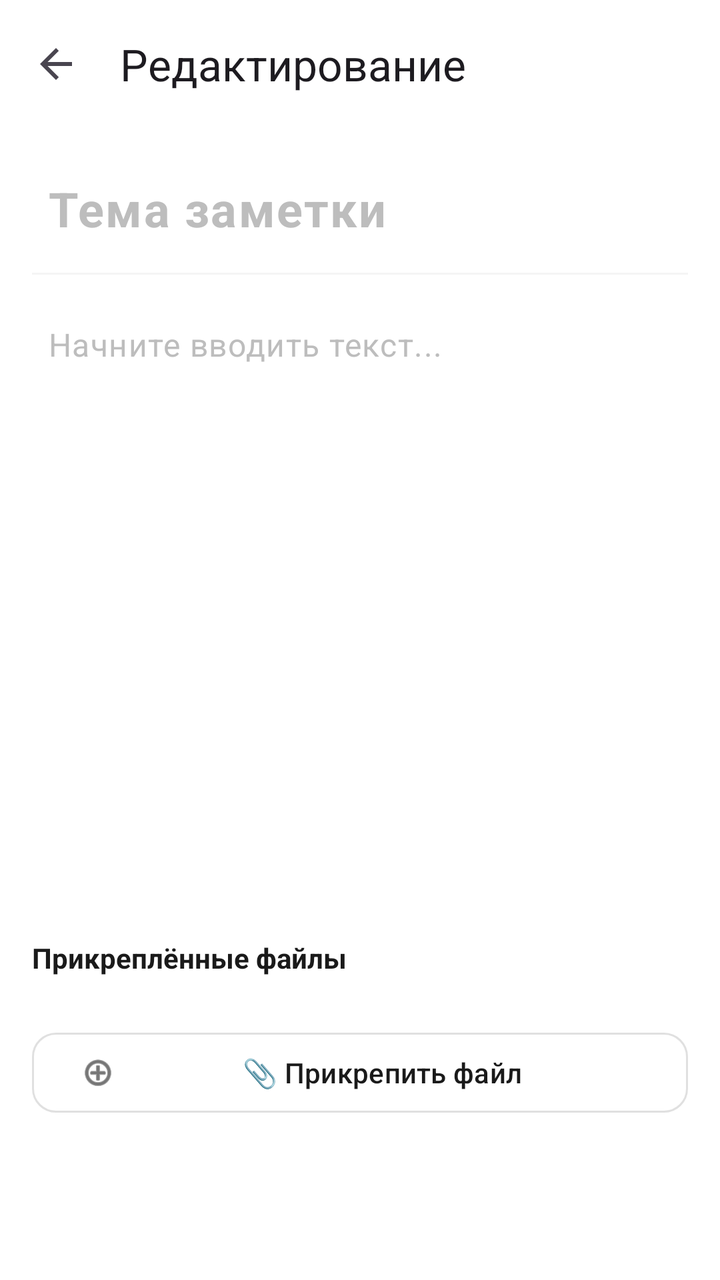
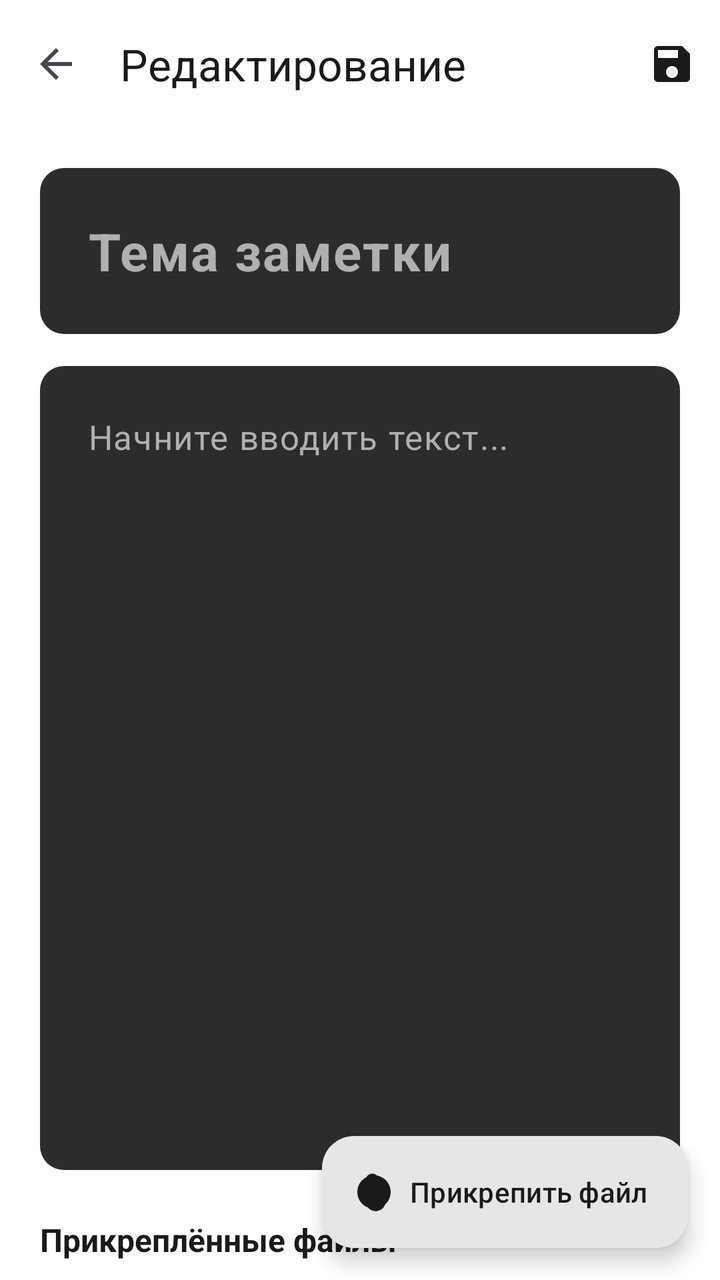

Compare the two renders of this Android layout. The source of the first and the diff that turns it into the second are given below.
<!-- AndroidManifest.xml: activity theme Theme.SimpleNotes -->
<!-- res/layout/activity_edit_note.xml -->
<?xml version="1.0" encoding="utf-8"?>
<androidx.coordinatorlayout.widget.CoordinatorLayout
    xmlns:android="http://schemas.android.com/apk/res/android"
    xmlns:app="http://schemas.android.com/apk/res-auto"
    android:layout_width="match_parent"
    android:layout_height="match_parent"
    android:background="@color/background">

    
    <com.google.android.material.appbar.AppBarLayout
        android:layout_width="match_parent"
        android:layout_height="wrap_content"
        android:background="@color/background"
        app:elevation="0dp">

        <com.google.android.material.appbar.MaterialToolbar
            android:id="@+id/toolbar"
            android:layout_width="match_parent"
            android:layout_height="?attr/actionBarSize"
            android:background="@color/background"
            app:navigationIcon="?attr/homeAsUpIndicator"
            app:title="Редактирование" />
    </com.google.android.material.appbar.AppBarLayout>

    
    <androidx.core.widget.NestedScrollView
        android:layout_width="match_parent"
        android:layout_height="match_parent"
        app:layout_behavior="@string/appbar_scrolling_view_behavior">

        <LinearLayout
            android:layout_width="match_parent"
            android:layout_height="wrap_content"
            android:orientation="vertical"
            android:padding="16dp">

            
            <ProgressBar
                android:id="@+id/progressBar"
                android:layout_width="wrap_content"
                android:layout_height="wrap_content"
                android:layout_gravity="center"
                android:layout_marginTop="50dp"
                android:indeterminateTint="@color/primary"
                android:visibility="gone" />

            
            <com.google.android.material.textfield.TextInputLayout
                android:id="@+id/titleInputLayout"
                android:layout_width="match_parent"
                android:layout_height="wrap_content"
                style="@style/Widget.Material3.TextInputLayout.FilledBox"
                app:boxBackgroundColor="@android:color/transparent"
                app:boxStrokeWidth="0dp"
                app:boxStrokeWidthFocused="0dp"
                app:hintEnabled="false">

                <com.google.android.material.textfield.TextInputEditText
                    android:id="@+id/editTitle"
                    android:layout_width="match_parent"
                    android:layout_height="wrap_content"
                    android:hint="Тема заметки"
                    android:textSize="24sp"
                    android:textStyle="bold"
                    android:textColor="@color/text_primary"
                    android:textColorHint="@color/text_hint"
                    android:background="@android:color/transparent"
                    android:inputType="textCapSentences"
                    android:maxLines="2"
                    android:padding="8dp" />
            </com.google.android.material.textfield.TextInputLayout>

            
            <View
                android:id="@+id/divider"
                android:layout_width="match_parent"
                android:layout_height="1dp"
                android:layout_marginTop="8dp"
                android:layout_marginBottom="16dp"
                android:background="@color/divider"
                android:alpha="0.3" />

            
            <LinearLayout
                android:id="@+id/layoutTextNote"
                android:layout_width="match_parent"
                android:layout_height="wrap_content"
                android:orientation="vertical"
                android:minHeight="300dp"
                android:visibility="visible">

                <com.google.android.material.textfield.TextInputLayout
                    android:layout_width="match_parent"
                    android:layout_height="wrap_content"
                    style="@style/Widget.Material3.TextInputLayout.FilledBox"
                    app:boxBackgroundColor="@android:color/transparent"
                    app:boxStrokeWidth="0dp"
                    app:boxStrokeWidthFocused="0dp"
                    app:hintEnabled="false">

                    <com.google.android.material.textfield.TextInputEditText
                        android:id="@+id/editContent"
                        android:layout_width="match_parent"
                        android:layout_height="wrap_content"
                        android:hint="Начните вводить текст..."
                        android:textSize="16sp"
                        android:textColor="@color/text_primary"
                        android:textColorHint="@color/text_hint"
                        android:background="@android:color/transparent"
                        android:gravity="top"
                        android:inputType="textMultiLine|textCapSentences"
                        android:minLines="10"
                        android:padding="8dp" />
                </com.google.android.material.textfield.TextInputLayout>
            </LinearLayout>

            
            <FrameLayout
                android:id="@+id/layoutChecklist"
                android:layout_width="match_parent"
                android:layout_height="wrap_content"
                android:minHeight="300dp"
                android:visibility="gone">

                
                <androidx.recyclerview.widget.RecyclerView
                    android:id="@+id/recyclerChecklist"
                    android:layout_width="match_parent"
                    android:layout_height="wrap_content"
                    android:clipToPadding="false"
                    android:paddingBottom="80dp" />

                
                <com.google.android.material.floatingactionbutton.FloatingActionButton
                    android:id="@+id/fabAddItem"
                    style="@style/Widget.SimpleNotes.FAB"
                    android:layout_width="wrap_content"
                    android:layout_height="wrap_content"
                    android:layout_gravity="bottom|end"
                    android:layout_margin="16dp"
                    android:src="@android:drawable/ic_input_add"
                    android:contentDescription="Добавить элемент"
                    app:fabSize="mini"
                    app:tint="@color/white"
                    app:backgroundTint="@color/accent" />
            </FrameLayout>

            
            <TextView
                android:layout_width="wrap_content"
                android:layout_height="wrap_content"
                android:text="Прикреплённые файлы"
                android:textSize="14sp"
                android:textStyle="bold"
                android:textColor="@color/text_primary"
                android:layout_marginTop="16dp"
                android:id="@+id/tvFilesLabel" />

            
            <androidx.recyclerview.widget.RecyclerView
                android:id="@+id/recyclerFiles"
                android:layout_width="match_parent"
                android:layout_height="wrap_content"
                android:layout_marginTop="8dp"
                android:clipToPadding="false"
                android:orientation="horizontal"
                android:paddingBottom="8dp" />

            
            <com.google.android.material.button.MaterialButton
                android:id="@+id/btnAttachFile"
                style="@style/Widget.Material3.Button.OutlinedButton"
                android:layout_width="match_parent"
                android:layout_height="wrap_content"
                android:layout_marginTop="8dp"
                android:text="📎 Прикрепить файл"
                android:textSize="14sp"
                app:cornerRadius="12dp"
                app:strokeColor="@color/divider"
                app:icon="@android:drawable/ic_menu_add"
                app:iconTint="@color/primary" />
        </LinearLayout>
    </androidx.core.widget.NestedScrollView>
</androidx.coordinatorlayout.widget.CoordinatorLayout>
<!-- resources referenced by this layout -->
<resources>
  <color name="accent">#4A4A4A</color>
  <color name="background">#FFFFFF</color>
  <color name="divider">#E0E0E0</color>
  <color name="primary">#1A1A1A</color>
  <color name="text_hint">#BDBDBD</color>
  <color name="text_primary">#1A1A1A</color>
  <color name="white">#FFFFFF</color>
  <style name="Widget.SimpleNotes.FAB" parent="Widget.Material3.FloatingActionButton.Primary">
          <item name="android:layout_margin">24dp</item>
          <item name="shapeAppearance">@style/ShapeAppearance.SimpleNotes.FAB</item>
          <item name="backgroundTint">@color/primary</item>
          <item name="tint">@color/white</item>
          <item name="android:elevation">6dp</item>
      </style>
  <style name="Theme.SimpleNotes" parent="Base.Theme.SimpleNotes" />
  <style name="ShapeAppearance.SimpleNotes.FAB" parent="ShapeAppearance.Material3.Corner.Full">
          <item name="cornerFamily">rounded</item>
          <item name="cornerSize">50%</item>
      </style>
  <color name="background_secondary">#F5F5F5</color>
  <color name="card_background">#FFFFFF</color>
  <style name="TextAppearance.SimpleNotes.Headline1" parent="TextAppearance.Material3.HeadlineLarge">
          <item name="android:textColor">@color/text_primary</item>
          <item name="android:textSize">32sp</item>
          <item name="android:fontFamily">sans-serif-medium</item>
      </style>
  <style name="TextAppearance.SimpleNotes.Body1" parent="TextAppearance.Material3.BodyMedium">
          <item name="android:textColor">@color/text_primary</item>
          <item name="android:textSize">16sp</item>
      </style>
  <style name="ShapeAppearance.SimpleNotes.SmallComponent" parent="ShapeAppearance.Material3.Corner.Small">
          <item name="cornerFamily">rounded</item>
          <item name="cornerSize">12dp</item>
      </style>
  <style name="ShapeAppearance.SimpleNotes.MediumComponent" parent="ShapeAppearance.Material3.Corner.Medium">
          <item name="cornerFamily">rounded</item>
          <item name="cornerSize">16dp</item>
      </style>
  <!-- unchanged entries left out for length: 1 -->
</resources>

<!-- the commit's change to res/layout/activity_edit_note.xml (unified diff, before → after) -->
@@ -4,14 +4,17 @@
     xmlns:app="http://schemas.android.com/apk/res-auto"
     android:layout_width="match_parent"
     android:layout_height="match_parent"
-    android:background="@color/background">
+    android:background="@color/background"
+    android:fitsSystemWindows="true">
 
     
     <com.google.android.material.appbar.AppBarLayout
+        android:id="@+id/appBarLayout"
         android:layout_width="match_parent"
         android:layout_height="wrap_content"
         android:background="@color/background"
-        app:elevation="0dp">
+        app:elevation="0dp"
+        app:layout_behavior="@string/appbar_scrolling_view_behavior">
 
         <com.google.android.material.appbar.MaterialToolbar
             android:id="@+id/toolbar"
@@ -19,20 +22,25 @@
             android:layout_height="?attr/actionBarSize"
             android:background="@color/background"
             app:navigationIcon="?attr/homeAsUpIndicator"
-            app:title="Редактирование" />
+            app:title="Редактирование"
+            app:titleTextColor="@color/text_primary"
+            app:menu="@menu/edit_note_menu" />
     </com.google.android.material.appbar.AppBarLayout>
 
     
     <androidx.core.widget.NestedScrollView
+        android:id="@+id/scrollView"
         android:layout_width="match_parent"
         android:layout_height="match_parent"
+        android:fillViewport="true"
         app:layout_behavior="@string/appbar_scrolling_view_behavior">
 
         <LinearLayout
             android:layout_width="match_parent"
             android:layout_height="wrap_content"
             android:orientation="vertical"
-            android:padding="16dp">
+            android:padding="20dp"
+            android:paddingBottom="100dp">
 
             
             <ProgressBar
@@ -45,51 +53,15 @@
                 android:visibility="gone" />
 
             
-            <com.google.android.material.textfield.TextInputLayout
-                android:id="@+id/titleInputLayout"
-                android:layout_width="match_parent"
-                android:layout_height="wrap_content"
-                style="@style/Widget.Material3.TextInputLayout.FilledBox"
-                app:boxBackgroundColor="@android:color/transparent"
-                app:boxStrokeWidth="0dp"
-                app:boxStrokeWidthFocused="0dp"
-                app:hintEnabled="false">
-
-                <com.google.android.material.textfield.TextInputEditText
-                    android:id="@+id/editTitle"
-                    android:layout_width="match_parent"
-                    android:layout_height="wrap_content"
-                    android:hint="Тема заметки"
-                    android:textSize="24sp"
-                    android:textStyle="bold"
-                    android:textColor="@color/text_primary"
-                    android:textColorHint="@color/text_hint"
-                    android:background="@android:color/transparent"
-                    android:inputType="textCapSentences"
-                    android:maxLines="2"
-                    android:padding="8dp" />
-            </com.google.android.material.textfield.TextInputLayout>
-
-            
-            <View
-                android:id="@+id/divider"
-                android:layout_width="match_parent"
-                android:layout_height="1dp"
-                android:layout_marginTop="8dp"
-                android:layout_marginBottom="16dp"
-                android:background="@color/divider"
-                android:alpha="0.3" />
-
-            
-            <LinearLayout
-                android:id="@+id/layoutTextNote"
-                android:layout_width="match_parent"
-                android:layout_height="wrap_content"
-                android:orientation="vertical"
-                android:minHeight="300dp"
-                android:visibility="visible">
+            <FrameLayout
+                android:layout_width="match_parent"
+                android:layout_height="wrap_content"
+                android:background="@drawable/bg_note_content"
+                android:padding="16dp"
+                android:layout_marginBottom="16dp">
 
                 <com.google.android.material.textfield.TextInputLayout
+                    android:id="@+id/titleInputLayout"
                     android:layout_width="match_parent"
                     android:layout_height="wrap_content"
                     style="@style/Widget.Material3.TextInputLayout.FilledBox"
@@ -99,27 +71,65 @@
                     app:hintEnabled="false">
 
                     <com.google.android.material.textfield.TextInputEditText
+                        android:id="@+id/editTitle"
+                        android:layout_width="match_parent"
+                        android:layout_height="wrap_content"
+                        android:hint="Тема заметки"
+                        android:textSize="26sp"
+                        android:textStyle="bold"
+                        android:textColor="@color/white"
+                        android:textColorHint="#B0B0B0"
+                        android:background="@android:color/transparent"
+                        android:inputType="textCapSentences"
+                        android:maxLines="2"
+                        android:padding="8dp" />
+                </com.google.android.material.textfield.TextInputLayout>
+            </FrameLayout>
+
+            
+            <FrameLayout
+                android:id="@+id/layoutTextNote"
+                android:layout_width="match_parent"
+                android:layout_height="wrap_content"
+                android:minHeight="400dp"
+                android:background="@drawable/bg_note_content"
+                android:padding="16dp"
+                android:visibility="visible">
+
+                <com.google.android.material.textfield.TextInputLayout
+                    android:layout_width="match_parent"
+                    android:layout_height="match_parent"
+                    style="@style/Widget.Material3.TextInputLayout.FilledBox"
+                    app:boxBackgroundColor="@android:color/transparent"
+                    app:boxStrokeWidth="0dp"
+                    app:boxStrokeWidthFocused="0dp"
+                    app:hintEnabled="false">
+
+                    <com.google.android.material.textfield.TextInputEditText
                         android:id="@+id/editContent"
                         android:layout_width="match_parent"
-                        android:layout_height="wrap_content"
+                        android:layout_height="match_parent"
                         android:hint="Начните вводить текст..."
-                        android:textSize="16sp"
-                        android:textColor="@color/text_primary"
-                        android:textColorHint="@color/text_hint"
+                        android:textSize="17sp"
+                        android:textColor="@color/white"
+                        android:textColorHint="#B0B0B0"
                         android:background="@android:color/transparent"
-                        android:gravity="top"
+                        android:gravity="top|start"
                         android:inputType="textMultiLine|textCapSentences"
-                        android:minLines="10"
-                        android:padding="8dp" />
+                        android:minLines="15"
+                        android:padding="8dp"
+                        android:lineSpacingExtra="4dp" />
                 </com.google.android.material.textfield.TextInputLayout>
-            </LinearLayout>
+            </FrameLayout>
 
             
             <FrameLayout
                 android:id="@+id/layoutChecklist"
                 android:layout_width="match_parent"
                 android:layout_height="wrap_content"
-                android:minHeight="300dp"
+                android:minHeight="400dp"
+                android:background="@drawable/bg_note_content"
+                android:padding="16dp"
                 android:visibility="gone">
 
                 
@@ -133,7 +143,6 @@
                 
                 <com.google.android.material.floatingactionbutton.FloatingActionButton
                     android:id="@+id/fabAddItem"
-                    style="@style/Widget.SimpleNotes.FAB"
                     android:layout_width="wrap_content"
                     android:layout_height="wrap_content"
                     android:layout_gravity="bottom|end"
@@ -146,39 +155,61 @@
             </FrameLayout>
 
             
-            <TextView
-                android:layout_width="wrap_content"
-                android:layout_height="wrap_content"
-                android:text="Прикреплённые файлы"
-                android:textSize="14sp"
-                android:textStyle="bold"
-                android:textColor="@color/text_primary"
-                android:layout_marginTop="16dp"
-                android:id="@+id/tvFilesLabel" />
-
-            
-            <androidx.recyclerview.widget.RecyclerView
-                android:id="@+id/recyclerFiles"
-                android:layout_width="match_parent"
-                android:layout_height="wrap_content"
-                android:layout_marginTop="8dp"
-                android:clipToPadding="false"
-                android:orientation="horizontal"
-                android:paddingBottom="8dp" />
-
-            
-            <com.google.android.material.button.MaterialButton
-                android:id="@+id/btnAttachFile"
-                style="@style/Widget.Material3.Button.OutlinedButton"
-                android:layout_width="match_parent"
-                android:layout_height="wrap_content"
-                android:layout_marginTop="8dp"
-                android:text="📎 Прикрепить файл"
-                android:textSize="14sp"
-                app:cornerRadius="12dp"
-                app:strokeColor="@color/divider"
-                app:icon="@android:drawable/ic_menu_add"
-                app:iconTint="@color/primary" />
+            <LinearLayout
+                android:layout_width="match_parent"
+                android:layout_height="wrap_content"
+                android:orientation="vertical"
+                android:layout_marginTop="24dp">
+
+                <TextView
+                    android:layout_width="wrap_content"
+                    android:layout_height="wrap_content"
+                    android:text="Прикреплённые файлы"
+                    android:textSize="16sp"
+                    android:textStyle="bold"
+                    android:textColor="@color/text_primary"
+                    android:id="@+id/tvFilesLabel" />
+
+                
+                <androidx.recyclerview.widget.RecyclerView
+                    android:id="@+id/recyclerFiles"
+                    android:layout_width="match_parent"
+                    android:layout_height="wrap_content"
+                    android:layout_marginTop="12dp"
+                    android:clipToPadding="false"
+                    android:paddingBottom="8dp" />
+
+                
+                <TextView
+                    android:id="@+id/tvFileCount"
+                    android:layout_width="wrap_content"
+                    android:layout_height="wrap_content"
+                    android:layout_marginTop="8dp"
+                    android:textSize="12sp"
+                    android:textColor="@color/text_hint"
+                    android:visibility="gone" />
+            </LinearLayout>
         </LinearLayout>
     </androidx.core.widget.NestedScrollView>
+
+    
+    <com.google.android.material.floatingactionbutton.ExtendedFloatingActionButton
+        android:id="@+id/btnAttachFile"
+        android:layout_width="wrap_content"
+        android:layout_height="wrap_content"
+        android:layout_gravity="bottom|end"
+        android:layout_margin="16dp"
+        android:text="Прикрепить файл"
+        android:textSize="14sp"
+        android:textColor="@color/primary"
+        android:paddingStart="20dp"
+        android:paddingEnd="20dp"
+        app:icon="@drawable/ic_attach_file_circle"
+        app:iconPadding="8dp"
+        app:iconSize="20dp"
+        app:iconTint="@color/primary"
+        app:backgroundTint="@color/white"
+        app:elevation="8dp"
+        app:cornerRadius="28dp" />
+
 </androidx.coordinatorlayout.widget.CoordinatorLayout>
<!-- resource entries referenced after the edit -->
@@ -2,23 +2,36 @@
 <resources>
   <color name="accent">#4A4A4A</color>
   <color name="background">#FFFFFF</color>
-  <color name="divider">#E0E0E0</color>
   <color name="primary">#1A1A1A</color>
   <color name="text_hint">#BDBDBD</color>
   <color name="text_primary">#1A1A1A</color>
   <color name="white">#FFFFFF</color>
-  <style name="Widget.SimpleNotes.FAB" parent="Widget.Material3.FloatingActionButton.Primary">
-          <item name="android:layout_margin">24dp</item>
-          <item name="shapeAppearance">@style/ShapeAppearance.SimpleNotes.FAB</item>
-          <item name="backgroundTint">@color/primary</item>
-          <item name="tint">@color/white</item>
-          <item name="android:elevation">6dp</item>
-      </style>
+  <!-- drawable bg_note_content (drawable) -->
+  <?xml version="1.0" encoding="utf-8"?>
+  <shape xmlns:android="http://schemas.android.com/apk/res/android"
+      android:shape="rectangle">
+      <solid android:color="#2C2C2C" />
+      <corners android:radius="12dp" />
+  </shape>
+  <!-- drawable ic_attach_file_circle (drawable) -->
+  <?xml version="1.0" encoding="utf-8"?>
+  <vector xmlns:android="http://schemas.android.com/apk/res/android"
+      android:width="20dp"
+      android:height="20dp"
+      android:viewportWidth="24"
+      android:viewportHeight="24">
+      
+      
+      <path
+          android:fillColor="@color/white"
+          android:pathData="M12,2C6.48,2 2,6.48 2,12s4.48,10 10,10 10,-4.48 10,-10S17.52,2 12,2z"/>
+      
+      
+      <path
+          android:fillColor="@color/primary"
+          android:pathData="M16.5,6v11.5c0,2.21 -1.79,4 -4,4s-4,-1.79 -4,-4V5c0,-1.38 1.12,-2.5 2.5,-2.5s2.5,1.12 2.5,2.5v10.5c0,0.55 -0.45,1 -1,1s-1,-0.45 -1,-1V6H10v9.5c0,1.38 1.12,2.5 2.5,2.5s2.5,-1.12 2.5,-2.5V5c0,-2.21 -1.79,-4 -4,-4S7,2.79 7,5v12.5c0,3.31 2.69,6 6,6s6,-2.69 6,-6V6h-2.5z"/>
+  </vector>
   <style name="Theme.SimpleNotes" parent="Base.Theme.SimpleNotes" />
-  <style name="ShapeAppearance.SimpleNotes.FAB" parent="ShapeAppearance.Material3.Corner.Full">
-          <item name="cornerFamily">rounded</item>
-          <item name="cornerSize">50%</item>
-      </style>
   <color name="background_secondary">#F5F5F5</color>
   <color name="card_background">#FFFFFF</color>
   <style name="TextAppearance.SimpleNotes.Headline1" parent="TextAppearance.Material3.HeadlineLarge">
